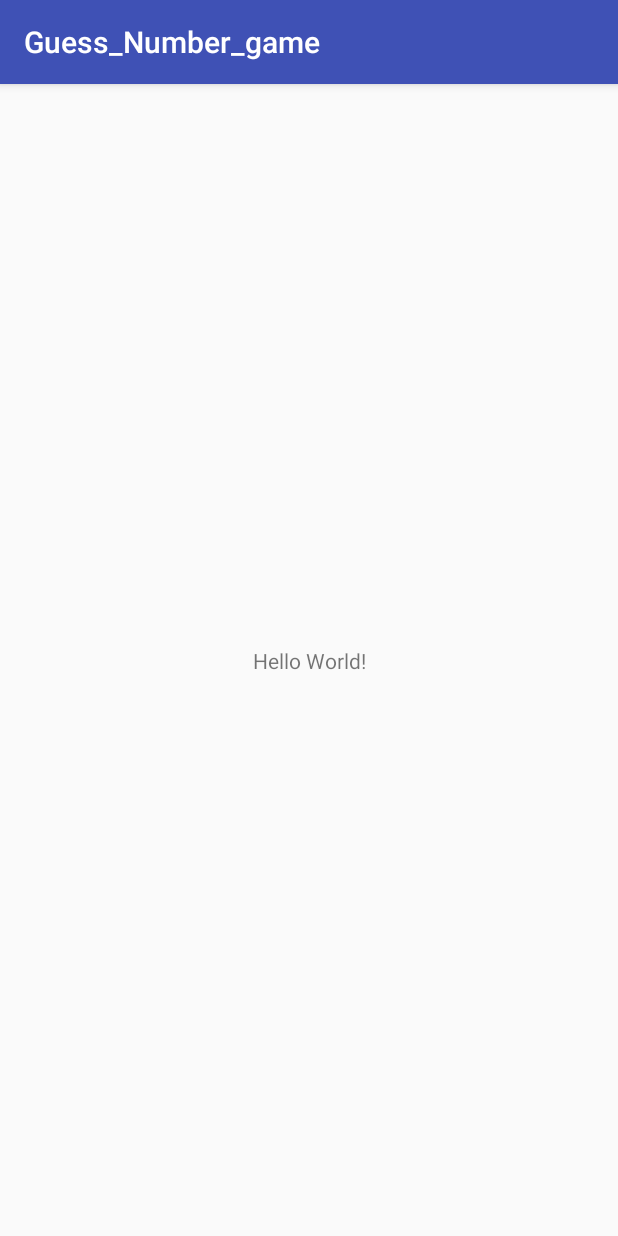
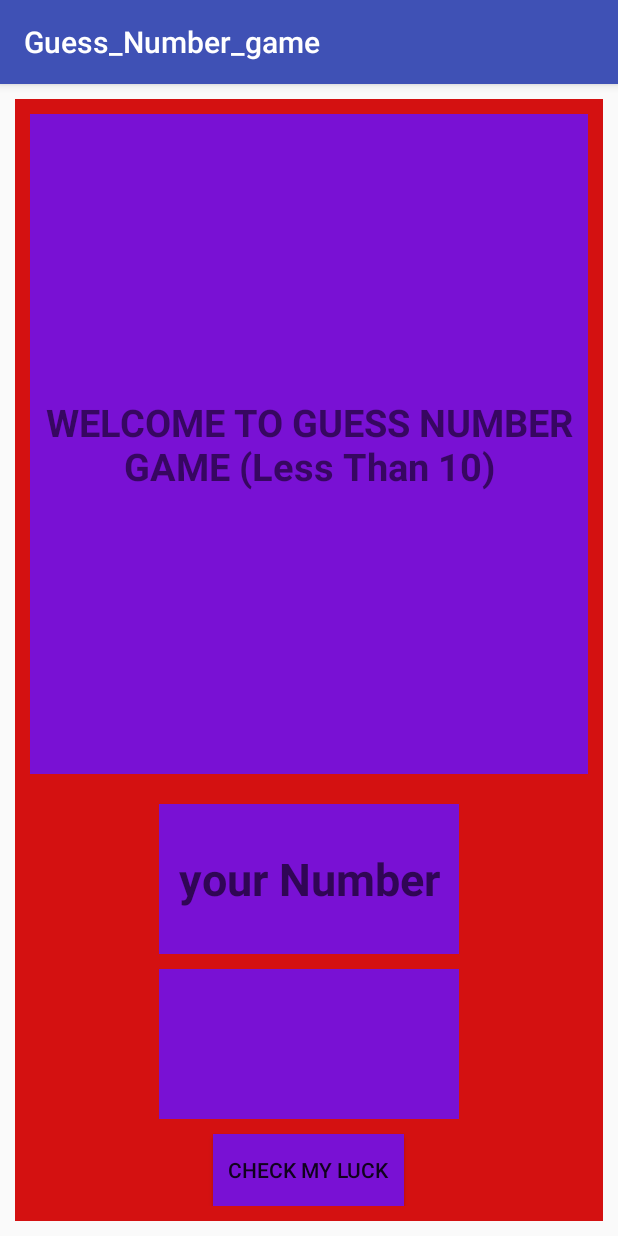
Before and after one commit to zellur/Guess_A_Number_Game, an Android app: the screen it shows after launch (MainActivity), on a phone screen of 412 x 824 dp. Run offline under Robolectric (Android 15) with nearby library versions, the phone set to English and light mode, and no system bars.

Commit message:
the first version of guess game

```diff
--- a/app/build.gradle
+++ b/app/build.gradle
@@ -22,6 +22,7 @@ dependencies {
     implementation fileTree(dir: 'libs', include: ['*.jar'])
     implementation 'com.android.support:appcompat-v7:26.1.0'
     implementation 'com.android.support.constraint:constraint-layout:1.0.2'
+    implementation 'com.android.support:support-v4:26.1.0'
     testImplementation 'junit:junit:4.12'
     androidTestImplementation 'com.android.support.test:runner:1.0.1'
     androidTestImplementation 'com.android.support.test.espresso:espresso-core:3.0.1'
--- /dev/null
+++ b/app/src/main/java/com/hfad/guess_number_game/BlankFragment.java
@@ -0,0 +1,83 @@
+package com.hfad.guess_number_game;
+
+
+import android.os.Bundle;
+import android.support.v4.app.Fragment;
+import android.support.v4.app.FragmentManager;
+import android.support.v4.app.FragmentTransaction;
+import android.view.LayoutInflater;
+import android.view.View;
+import android.view.ViewGroup;
+import android.widget.Button;
+import android.widget.EditText;
+import android.widget.TextView;
+import android.widget.Toast;
+
+
+/**
+ * A simple {@link Fragment} subclass.
+ */
+public class BlankFragment extends Fragment {
+
+    private EditText input;
+    private TextView result;
+    private Button luck;
+
+    private String et;
+
+    public BlankFragment() {
+        // Required empty public constructor
+    }
+
+
+    @Override
+    public View onCreateView(LayoutInflater inflater, ViewGroup container,
+                             Bundle savedInstanceState) {
+        // Inflate the layout for this fragment
+       View v =inflater.inflate(R.layout.fragment_blank, container, false);
+        input = v.findViewById(R.id.number);
+        result = v.findViewById(R.id.result);
+        luck = v.findViewById(R.id.button);
+         et = input.getText().toString();
+
+         if(et.equals("")){
+
+             et = "0";
+         }
+
+
+        luck.setOnClickListener(new View.OnClickListener() {
+            @Override
+            public void onClick(View v) {
+                int resultNum = (int) (Math.random() * 10);
+                result.setText(String.valueOf(resultNum));
+                int guess = Integer.parseInt(et);
+                if (resultNum==guess){
+                    luck.setText("Get Your Prize here");
+                    if(luck.getText().equals("Get Your Prize here")){
+                        luck.setText("CHECK MY LUCK");
+                        FragmentManager fm = getFragmentManager();
+                        FragmentTransaction ft = fm.beginTransaction();
+                        BlankFragment2 res = new BlankFragment2();
+                        ft.replace(R.id.fragment,res);
+                        ft.addToBackStack(null);
+                        ft.commit();
+                    }else {
+                        luck.setText("CHECK MY LUCK");
+
+                    }
+
+                }else{
+                    Toast.makeText(getContext(), "Your Guess Is Not Correct!!!!", Toast.LENGTH_SHORT).show();
+
+                }
+
+                input.setText("");
+
+
+            }
+        });
+       return v;
+    }
+
+}
--- a/app/src/main/java/com/hfad/guess_number_game/MainActivity.java
+++ b/app/src/main/java/com/hfad/guess_number_game/MainActivity.java
@@ -1,5 +1,7 @@
 package com.hfad.guess_number_game;
 
+import android.app.FragmentTransaction;
+import android.support.v4.app.FragmentManager;
 import android.support.v7.app.AppCompatActivity;
 import android.os.Bundle;
 
@@ -9,5 +11,12 @@ public class MainActivity extends AppCompatActivity {
     protected void onCreate(Bundle savedInstanceState) {
         super.onCreate(savedInstanceState);
         setContentView(R.layout.activity_main);
+
+        FragmentManager fm = getSupportFragmentManager();
+        android.support.v4.app.FragmentTransaction ft = fm.beginTransaction();
+        BlankFragment start = new BlankFragment();
+        ft.add(R.id.fragment,start);
+        ft.addToBackStack(null);
+        ft.commit();
     }
 }
--- a/app/src/main/res/layout/activity_main.xml
+++ b/app/src/main/res/layout/activity_main.xml
@@ -1,18 +1,15 @@
 <?xml version="1.0" encoding="utf-8"?>
-<android.support.constraint.ConstraintLayout xmlns:android="http://schemas.android.com/apk/res/android"
+<LinearLayout xmlns:android="http://schemas.android.com/apk/res/android"
     xmlns:app="http://schemas.android.com/apk/res-auto"
     xmlns:tools="http://schemas.android.com/tools"
     android:layout_width="match_parent"
     android:layout_height="match_parent"
+    android:orientation="vertical"
+    android:padding="10dp"
+    android:id="@+id/fragment"
     tools:context="com.hfad.guess_number_game.MainActivity">
 
-    <TextView
-        android:layout_width="wrap_content"
-        android:layout_height="wrap_content"
-        android:text="Hello World!"
-        app:layout_constraintBottom_toBottomOf="parent"
-        app:layout_constraintLeft_toLeftOf="parent"
-        app:layout_constraintRight_toRightOf="parent"
-        app:layout_constraintTop_toTopOf="parent" />
 
-</android.support.constraint.ConstraintLayout>
+
+
+</LinearLayout>
--- /dev/null
+++ b/app/src/main/res/layout/fragment_blank.xml
@@ -0,0 +1,58 @@
+<LinearLayout xmlns:android="http://schemas.android.com/apk/res/android"
+    xmlns:tools="http://schemas.android.com/tools"
+    android:layout_width="match_parent"
+    android:layout_height="match_parent"
+    android:orientation="vertical"
+    android:padding="10dp"
+    android:gravity="center"
+    android:background="#d41111"
+    tools:context="com.hfad.guess_number_game.BlankFragment">
+
+    <!-- TODO: Update blank fragment layout -->
+
+    <TextView
+        android:layout_width="match_parent"
+        android:layout_height="wrap_content"
+        android:textSize="25dp"
+        android:textStyle="bold"
+        android:background="#7911d4"
+        android:gravity="center"
+        android:layout_weight="1"
+        android:layout_marginBottom="20dp"
+        android:text="WELCOME TO GUESS NUMBER GAME
+(Less Than 10)"/>
+
+    <EditText
+        android:id="@+id/number"
+        android:layout_marginBottom="10dp"
+        android:layout_width="200dp"
+        android:layout_height="100dp"
+        android:gravity="center"
+        android:textSize="30dp"
+        android:textStyle="bold"
+        android:inputType="number"
+        android:hint="your Number"
+        android:background="#7911d4"
+        />
+
+
+    <TextView
+        android:id="@+id/result"
+        android:layout_width="200dp"
+        android:layout_height="100dp"
+        android:layout_marginBottom="10dp"
+        android:background="#7911d4"
+        android:textSize="30dp"
+        android:textStyle="bold"
+        android:gravity="center"
+        android:textColor="#151415" />
+
+    <Button
+        android:id="@+id/button"
+        android:layout_width="wrap_content"
+        android:layout_height="wrap_content"
+        android:text="Check my luck"
+        android:padding="10dp"
+        android:background="#7911d4" />
+
+</LinearLayout>
```
Also changed, not shown: app/src/main/java/com/hfad/guess_number_game/BlankFragment2.java (added, +30 -0 lines), app/src/main/res/layout/fragment_blank_fragment2.xml (added, +24 -0 lines), app/src/main/res/drawable-v24/win.jpeg (added).
